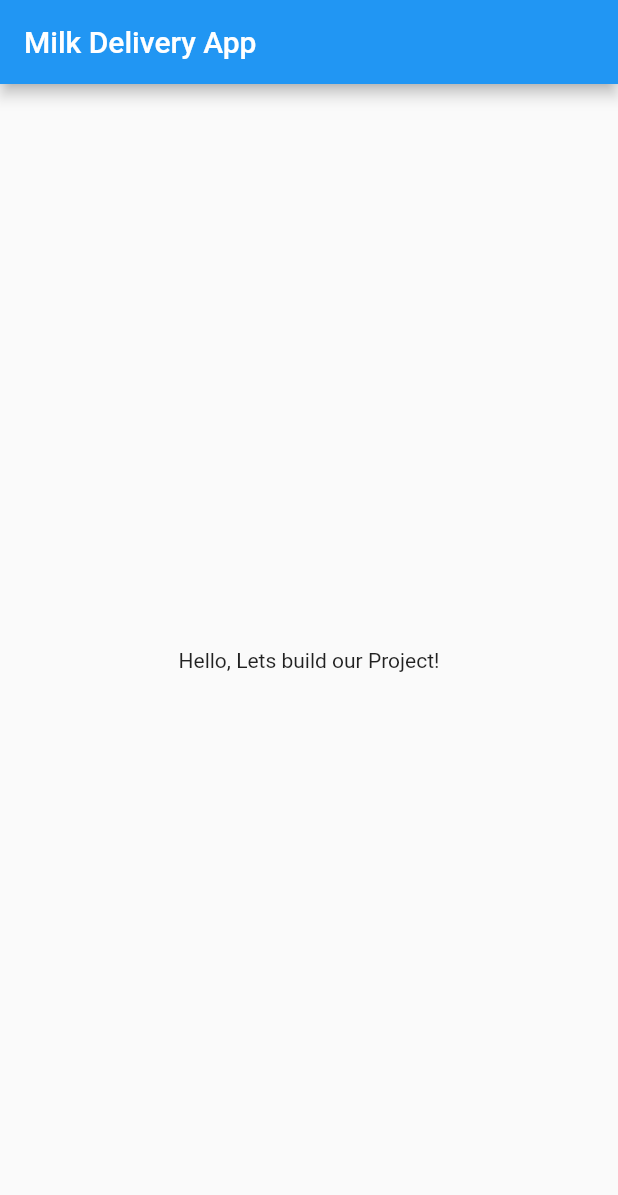
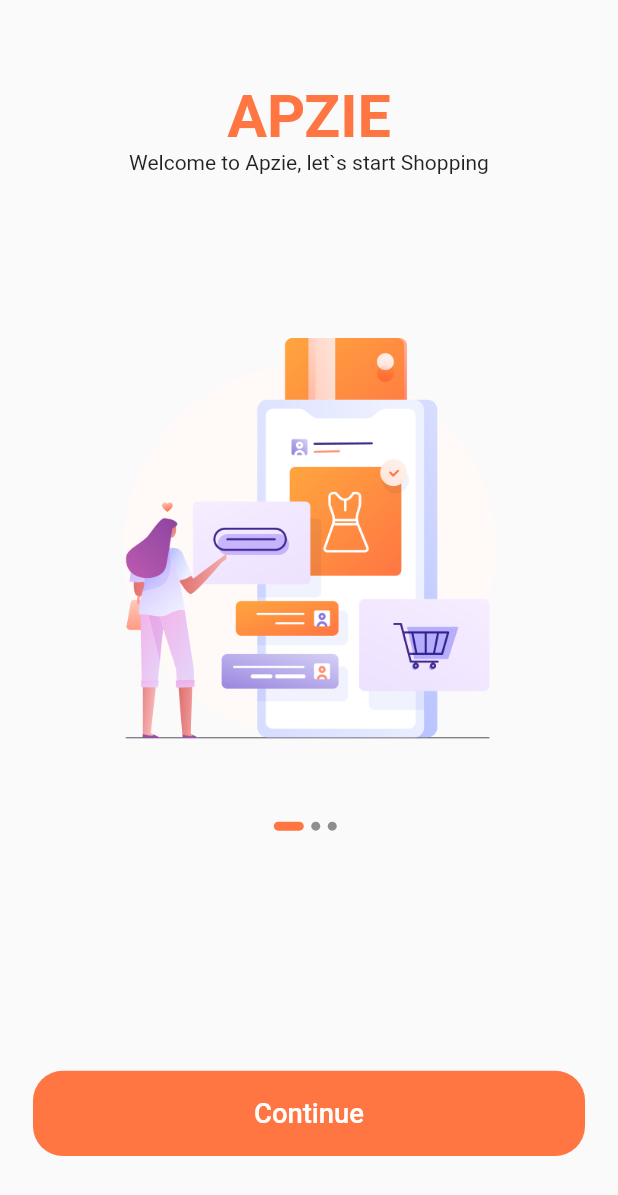
Before and after one commit to shivasaimereddy/milk-flutter, a Flutter app: the screen it shows after launch, on a phone screen of 412 x 824 dp. Shown: the top 1195 px of the screen. Run offline on Flutter 3.47's test engine with Material 2 defaults, Android fonts, the phone set to English and light mode, and no system bars; missing offline and left inert: dart:js.

Commit message:
Created On Boarding Screen UI

```diff
--- /dev/null
+++ b/lib/components/default_button.dart
@@ -0,0 +1,34 @@
+import 'package:flutter/material.dart';
+
+import '../constants.dart';
+import '../size_config.dart';
+
+class DefaultButton extends StatelessWidget {
+  const DefaultButton({
+    Key? key,
+    required this.text,
+    required this.press,
+  }) : super(key: key);
+
+  final String text;
+  final Function press;
+
+  @override
+  Widget build(BuildContext context) {
+    return SizedBox(
+      width: double.infinity,
+      height: getProportionateScreenHeight(56),
+      child: FlatButton(
+          shape:
+              RoundedRectangleBorder(borderRadius: BorderRadius.circular(20)),
+          color: primaryColor,
+          onPressed: () => press,
+          child: Text(
+            text,
+            style: TextStyle(
+                fontSize: getProportionateScreenHeight(18),
+                color: Colors.white),
+          )),
+    );
+  }
+}
--- /dev/null
+++ b/lib/constants.dart
@@ -0,0 +1,14 @@
+import 'package:flutter/material.dart';
+
+const primaryColor = Color(0xFFFF7643);
+const primaryLightColor = Color(0xFFFFECDF);
+const kPrimaryGradientColor = LinearGradient(
+  begin: Alignment.topLeft,
+  end: Alignment.bottomRight,
+  colors: [Color(0xFFFFA53E), Color(0xFFFF7643)],
+);
+
+const secondaryColor = Color(0xFF979797);
+const textColor = Color(0xFF757575);
+
+const animationDuration = Duration(milliseconds: 200);
--- a/lib/main.dart
+++ b/lib/main.dart
@@ -1,23 +1,18 @@
 import 'package:flutter/material.dart';
+import 'package:milk_delivery_flutter/routes.dart';
+import 'package:milk_delivery_flutter/screens/splash/splash_screen.dart';
 
 void main() => runApp(MyApp());
 
 class MyApp extends StatelessWidget {
-
   @override
   Widget build(BuildContext context) {
     return MaterialApp(
       debugShowCheckedModeBanner: false,
-      home: Scaffold(
-        appBar: AppBar(
-          title: Text('Milk Delivery App'),
-        ),
-        body: Container(
-          child: Center(
-            child: Text('Hello, Lets build our Project!')
-          ),
-        ),
-      ),
+      title: 'Milk Delivery App',
+      //home: SplashScreen(),
+      initialRoute: SplashScreen.routeName,
+      routes: routes,
     );
   }
 }
--- /dev/null
+++ b/lib/routes.dart
@@ -0,0 +1,8 @@
+import 'dart:js';
+
+import 'package:flutter/material.dart';
+import 'package:milk_delivery_flutter/screens/splash/splash_screen.dart';
+
+final Map<String, WidgetBuilder> routes = {
+  SplashScreen.routeName: (context) => SplashScreen(),
+};
--- /dev/null
+++ b/lib/screens/splash/components/body.dart
@@ -0,0 +1,85 @@
+import 'package:flutter/material.dart';
+import 'package:milk_delivery_flutter/components/default_button.dart';
+import 'package:milk_delivery_flutter/constants.dart';
+import 'package:milk_delivery_flutter/screens/splash/components/splash_content.dart';
+import 'package:milk_delivery_flutter/size_config.dart';
+
+class Body extends StatefulWidget {
+  @override
+  _BodyState createState() => _BodyState();
+}
+
+class _BodyState extends State<Body> {
+  int currentPage = 0;
+
+  List<Map<String, String>> splashData = [
+    {"text": "Welcome to Apzie", "image": "assets/images/splash_1.png"},
+    {"text": "Milk Delivery App", "image": "assets/images/splash_2.png"},
+    {
+      "text": "Join our app. \nTry our Various Subscription Plans",
+      "image": "assets/images/splash_3.png"
+    }
+  ];
+
+  @override
+  Widget build(BuildContext context) {
+    return SafeArea(
+      child: SizedBox(
+        width: double.infinity,
+        child: Column(
+          children: [
+            Expanded(
+                flex: 3,
+                child: PageView.builder(
+                    onPageChanged: (value) {
+                      setState(() {
+                        currentPage = value;
+                      });
+                    },
+                    itemCount: splashData.length,
+                    itemBuilder: (context, index) => SplashContent(
+                          image: "assets/images/splash_1.png",
+                          text: "Welcome to Apzie, let`s start Shopping",
+                        ))),
+            Expanded(
+              flex: 2,
+              child: Padding(
+                padding: EdgeInsets.symmetric(
+                    horizontal: getProportionateScreenWidth(20)),
+                child: Column(children: [
+                  Spacer(),
+                  Row(
+                    mainAxisAlignment: MainAxisAlignment.center,
+                    children: List.generate(
+                        splashData.length, (index) => buildDot(index: index)),
+                  ),
+                  Spacer(
+                    flex: 3,
+                  ),
+                  DefaultButton(
+                    text: "Continue",
+                    press: () {},
+                  ),
+                  Spacer(),
+                ]),
+              ),
+            )
+          ],
+        ),
+      ),
+    );
+  }
+
+  AnimatedContainer buildDot({required int index}) {
+    return AnimatedContainer(
+      duration: animationDuration,
+      margin: EdgeInsets.only(right: 5),
+      height: 6,
+      width: currentPage == index ? 20 : 6,
+      decoration: BoxDecoration(
+        color: currentPage == index ? primaryColor : Color(0xFFD8D8D8D),
+        borderRadius: BorderRadius.circular(3),
+      ),
+    );
+  }
+}
--- /dev/null
+++ b/lib/screens/splash/components/splash_content.dart
@@ -0,0 +1,41 @@
+import 'package:flutter/material.dart';
+
+import '../../../constants.dart';
+import '../../../size_config.dart';
+
+class SplashContent extends StatelessWidget {
+  const SplashContent({
+    Key? key,
+    required this.text,
+    required this.image,
+  }) : super(key: key);
+
+  final String text, image;
+
+  @override
+  Widget build(BuildContext context) {
+    return Column(
+      children: [
+        Spacer(),
+        Text(
+          'APZIE',
+          style: TextStyle(
+            fontSize: getProportionateScreenWidth(36),
+            color: primaryColor,
+            fontWeight: FontWeight.bold,
+          ),
+        ),
+        Text(
+          text,
+          textAlign: TextAlign.center,
+        ),
+        Spacer(flex: 2),
+        Image.asset(
+          image,
+          height: getProportionateScreenHeight(265),
+          width: getProportionateScreenWidth(235),
+        )
+      ],
+    );
+  }
+}
--- /dev/null
+++ b/lib/screens/splash/splash_screen.dart
@@ -0,0 +1,15 @@
+import 'package:flutter/material.dart';
+import 'package:milk_delivery_flutter/screens/splash/components/body.dart';
+
+import '../../size_config.dart';
+
+class SplashScreen extends StatelessWidget {
+  static String routeName = '/splash';
+  @override
+  Widget build(BuildContext context) {
+    SizeConfig().init(context);
+    return Scaffold(
+      body: Body(),
+    );
+  }
+}
--- /dev/null
+++ b/lib/size_config.dart
@@ -0,0 +1,26 @@
+import 'package:flutter/material.dart';
+
+class SizeConfig {
+  static MediaQueryData _mediaQueryData = _mediaQueryData;
+  static double screenWidth = screenWidth;
+  static double screenHeight = screenHeight;
+  static double defaultSize = defaultSize;
+  static Orientation orientation = orientation;
+
+  void init(BuildContext context) {
+    _mediaQueryData = MediaQuery.of(context);
+    screenWidth = _mediaQueryData.size.width;
+    screenHeight = _mediaQueryData.size.height;
+    orientation = _mediaQueryData.orientation;
+  }
+}
+
+double getProportionateScreenHeight(double inputHeight) {
+  double screenHeight = SizeConfig.screenHeight;
+  return (inputHeight / 812.0) * screenHeight;
+}
+
+double getProportionateScreenWidth(double inputWidth) {
+  double screenWidth = SizeConfig.screenWidth;
+  return (inputWidth / 375.0) * screenWidth;
+}
```
